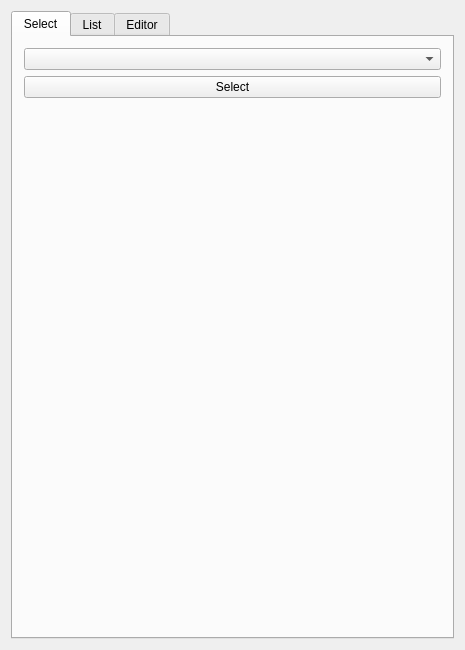
This is QtCellLifeSimulationApp/GenerationSettingsWidget.ui in maxchistt/CellLifeSimulation as Qt 5 draws it before an edit. The edited form follows.
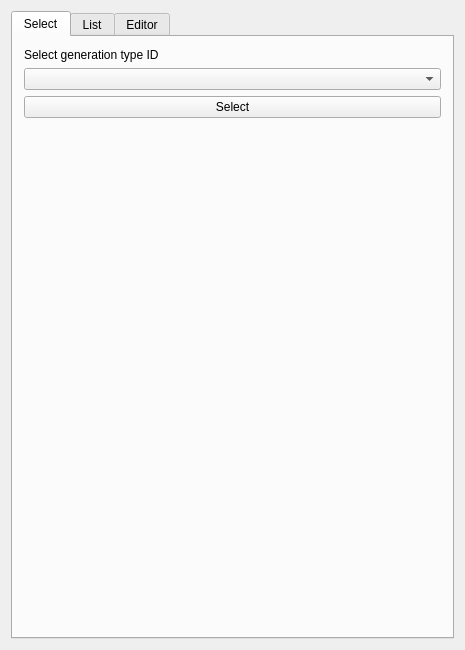
This is the edited form. The open tabs and pages were chosen to show the change. Icons and pictures are not drawn.

Patch:
```diff
--- a/QtCellLifeSimulationApp/GenerationSettingsWidget.ui
+++ b/QtCellLifeSimulationApp/GenerationSettingsWidget.ui
@@ -31,14 +31,14 @@
        <string>Select</string>
       </attribute>
       <layout class="QGridLayout" name="gridLayout_4">
-       <item row="5" column="0">
+       <item row="6" column="0">
         <widget class="QPushButton" name="button_selectTypeID">
          <property name="text">
           <string>Select</string>
          </property>
         </widget>
        </item>
-       <item row="7" column="0">
+       <item row="8" column="0">
         <spacer name="verticalSpacer_2">
          <property name="orientation">
           <enum>Qt::Vertical</enum>
@@ -51,9 +51,16 @@
          </property>
         </spacer>
        </item>
-       <item row="2" column="0">
+       <item row="3" column="0">
         <widget class="QComboBox" name="selectTypeIDComboBox"/>
        </item>
+       <item row="2" column="0">
+        <widget class="QLabel" name="label">
+         <property name="text">
+          <string>Select generation type ID</string>
+         </property>
+        </widget>
+       </item>
       </layout>
      </widget>
      <widget class="QWidget" name="tab_list">
```
Left out of the diff: 2 changed lines with no effect on the pictures.
